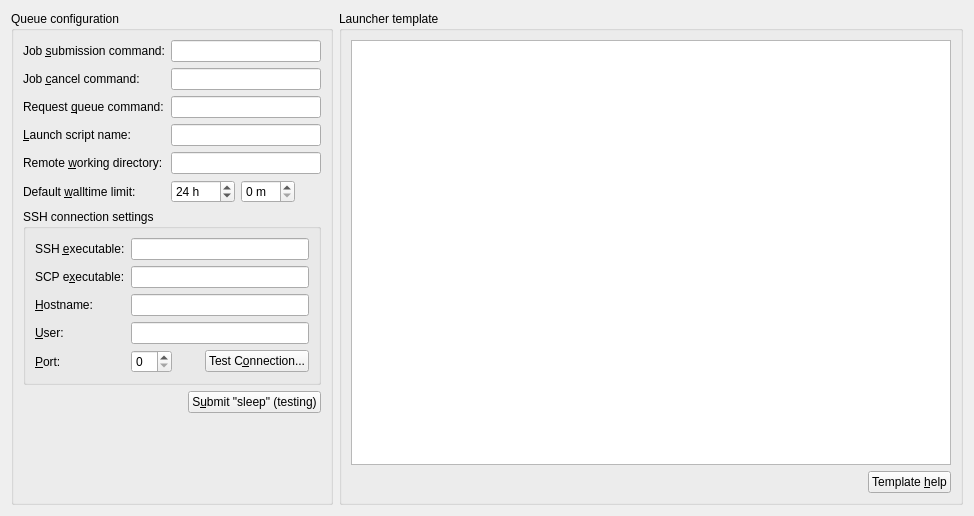
Qt form molequeue/ui/remotequeuewidget.ui (OpenChemistry/molequeue) before a commit.
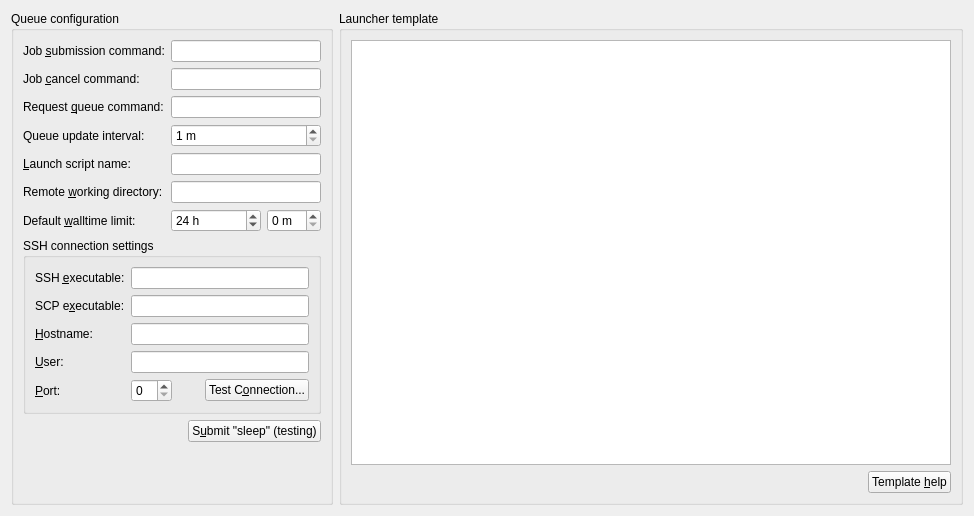
The same form after that commit.

Commit message: Add option to configure remote queue update times.

What changed in the file:
```diff
--- a/molequeue/ui/remotequeuewidget.ui
+++ b/molequeue/ui/remotequeuewidget.ui
@@ -69,7 +69,7 @@
       <item row="4" column="1">
        <widget class="QLineEdit" name="edit_launchScriptName"/>
       </item>
-      <item row="5" column="0">
+      <item row="6" column="0">
        <widget class="QLabel" name="label_5">
         <property name="text">
          <string>Remote &amp;working directory:</string>
@@ -79,10 +79,10 @@
         </property>
        </widget>
       </item>
-      <item row="5" column="1">
+      <item row="6" column="1">
        <widget class="QLineEdit" name="edit_workingDirectoryBase"/>
       </item>
-      <item row="7" column="0" colspan="2">
+      <item row="8" column="0" colspan="2">
        <widget class="QGroupBox" name="groupBox_3">
         <property name="title">
          <string>SSH connection settings</string>
@@ -180,7 +180,7 @@
         </layout>
        </widget>
       </item>
-      <item row="9" column="0" colspan="2">
+      <item row="10" column="0" colspan="2">
        <layout class="QHBoxLayout" name="horizontalLayout_3">
         <item>
          <spacer name="horizontalSpacer_2">
@@ -217,7 +217,7 @@
       <item row="1" column="1">
        <widget class="QLineEdit" name="edit_killCommand"/>
       </item>
-      <item row="6" column="0">
+      <item row="7" column="0">
        <widget class="QLabel" name="label_13">
         <property name="text">
          <string>Default &amp;walltime limit:</string>
@@ -227,10 +227,16 @@
         </property>
        </widget>
       </item>
-      <item row="6" column="1">
+      <item row="7" column="1">
        <layout class="QHBoxLayout" name="horizontalLayout_2">
         <item>
          <widget class="QSpinBox" name="wallTimeHours">
+          <property name="sizePolicy">
+           <sizepolicy hsizetype="Expanding" vsizetype="Fixed">
+            <horstretch>0</horstretch>
+            <verstretch>0</verstretch>
+           </sizepolicy>
+          </property>
           <property name="suffix">
            <string> h</string>
           </property>
@@ -254,6 +260,32 @@
         </item>
        </layout>
       </item>
+      <item row="3" column="0">
+       <widget class="QLabel" name="label_11">
+        <property name="text">
+         <string>Queue update interval:</string>
+        </property>
+       </widget>
+      </item>
+      <item row="3" column="1">
+       <widget class="QSpinBox" name="updateIntervalSpin">
+        <property name="sizePolicy">
+         <sizepolicy hsizetype="Expanding" vsizetype="Fixed">
+          <horstretch>0</horstretch>
+          <verstretch>0</verstretch>
+         </sizepolicy>
+        </property>
+        <property name="suffix">
+         <string> m</string>
+        </property>
+        <property name="minimum">
+         <number>1</number>
+        </property>
+        <property name="maximum">
+         <number>120</number>
+        </property>
+       </widget>
+      </item>
      </layout>
     </widget>
    </item>
```
Left out of the diff: 1 changed line with no effect on the pictures. The commit also changes 4 other files.
